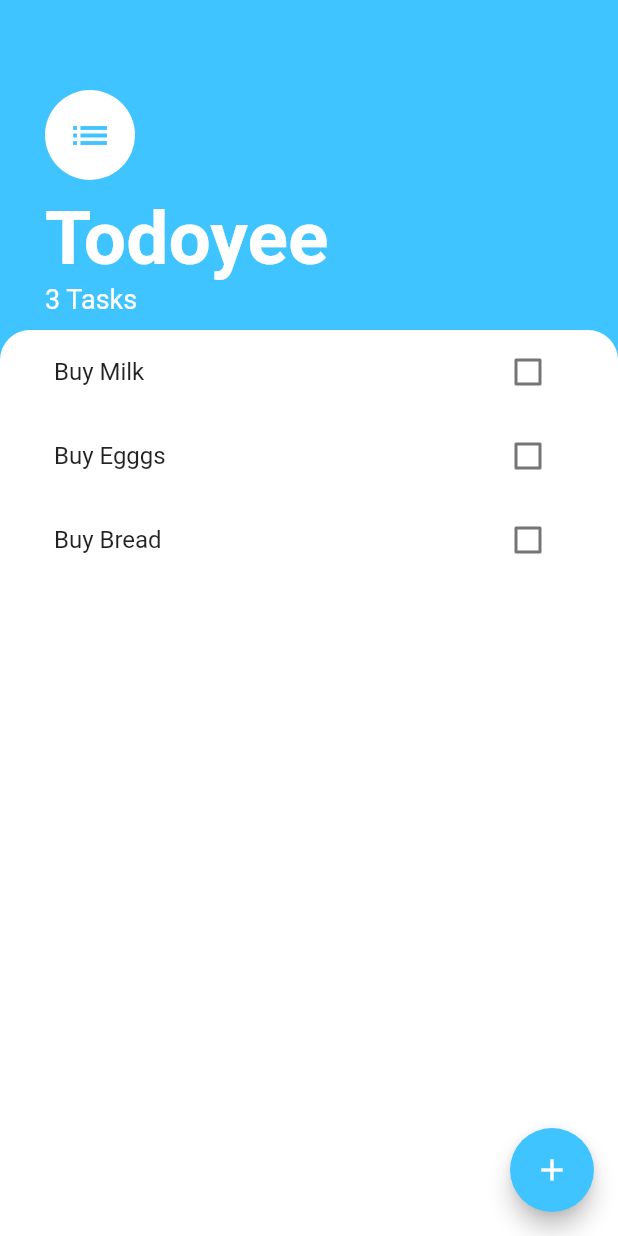
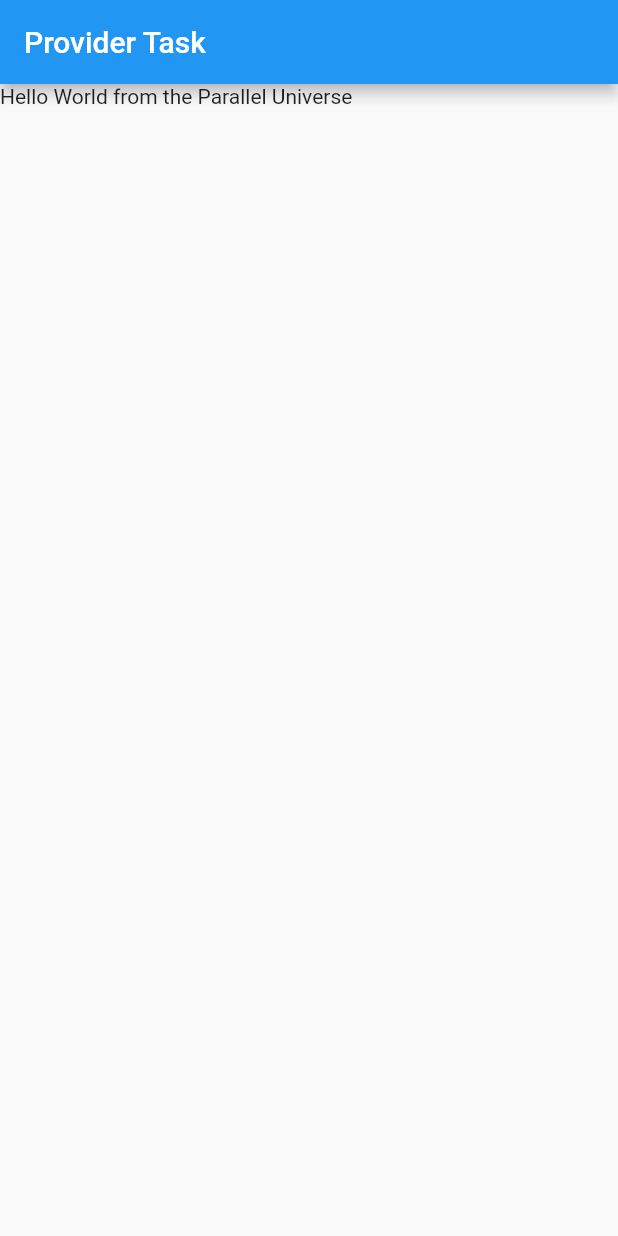
Before and after one commit to najmulmyself/todoyee, a Flutter app: the screen it shows after launch, on a phone screen of 412 x 824 dp. Run offline on Flutter 3.47's test engine with Material 2 defaults, Android fonts, the phone set to English and light mode, and no system bars.

Commit message:
make data visible from another widget

```diff
--- a/lib/main.dart
+++ b/lib/main.dart
@@ -1,16 +1,24 @@
+// ignore_for_file: prefer_const_constructors
+
 import 'package:flutter/material.dart';
+import 'package:todoyee/screen/provider_task.dart';
+import 'package:provider/provider.dart';
 
 import 'screen/task_screen.dart';
 
 void main() => runApp(MyApp());
 
 class MyApp extends StatelessWidget {
+  String data = 'Hello World from the Parallel Universe';
   @override
   Widget build(BuildContext context) {
-    return MaterialApp(
-      debugShowCheckedModeBanner: false,
-      title: 'Material App',
-      home: TaskScreen(),
+    return Provider<String>(
+      create: (context) => data,
+      child: MaterialApp(
+        debugShowCheckedModeBanner: false,
+        title: 'Material App',
+        home: ProviderTask(),
+      ),
     );
   }
 }
--- /dev/null
+++ b/lib/screen/provider_task.dart
@@ -0,0 +1,22 @@
+// ignore_for_file: prefer_const_constructors, prefer_const_literals_to_create_immutables
+
+import 'package:flutter/material.dart';
+import 'package:provider/provider.dart';
+
+class ProviderTask extends StatelessWidget {
+  const ProviderTask({Key? key}) : super(key: key);
+
+  @override
+  Widget build(BuildContext context) {
+    return Scaffold(
+      appBar: AppBar(
+        title: const Text('Provider Task'),
+      ),
+      body: Column(
+        children: [
+          Text(Provider.of<String>(context)),
+        ],
+      ),
+    );
+  }
+}
--- a/lib/widget/task_list.dart
+++ b/lib/widget/task_list.dart
@@ -1,5 +1,6 @@
+// ignore_for_file: prefer_const_constructors_in_immutables
+
 import 'package:flutter/material.dart';
-import 'package:todoyee/models/task.dart';
 import 'package:todoyee/widget/task_tile.dart';
 
 class TaskList extends StatefulWidget {
```
